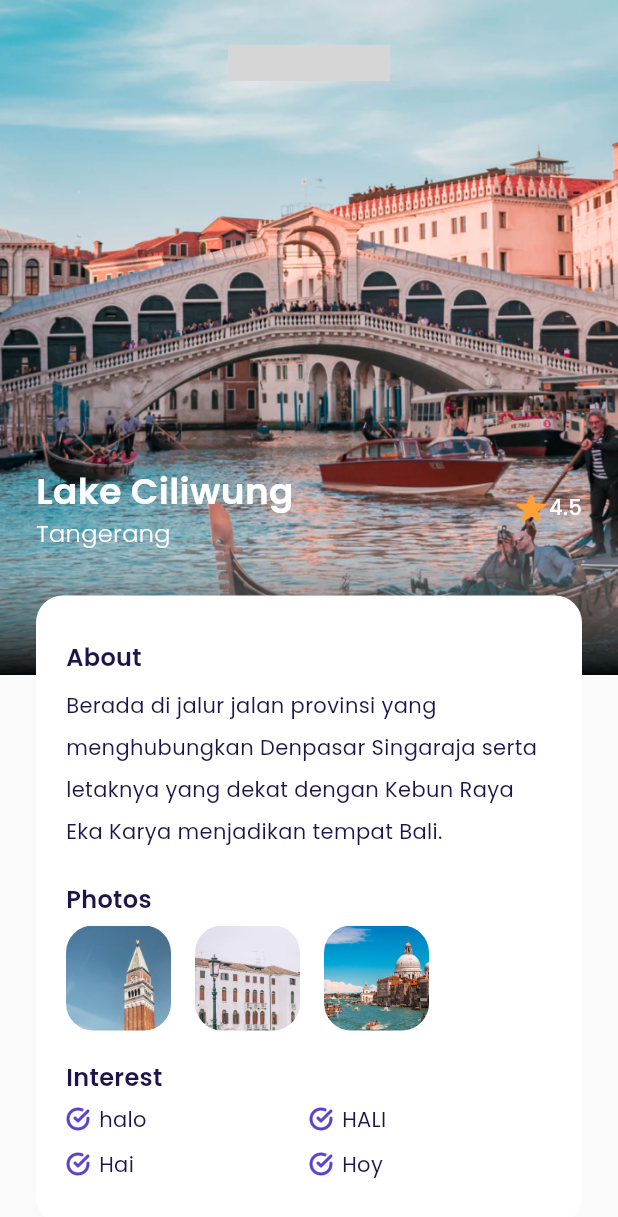
After one commit to kingslyDev/TravelTicket, a Flutter app: the MainPage screen opened by its route, after a tap on "4.7", on a phone screen of 412 x 824 dp. The commit adds this screen. Shown: the top 1217 px of the screen. Run offline on Flutter 3.47's test engine with Material 3 defaults, Android fonts, the phone set to English and light mode, and no system bars; our stand-ins replace google_fonts; grey boxes are pictures that could not be loaded.

Commit message:
detailpage

```diff
--- /dev/null
+++ b/lib/ui/screens/detail_page.dart
@@ -0,0 +1,236 @@
+import "package:flutter/material.dart";
+import "package:travelticket/shared/themes.dart";
+import "package:travelticket/widgets/interest_item.dart";
+import "package:travelticket/widgets/photo_item.dart";
+
+class DetailPage extends StatelessWidget {
+  const DetailPage({Key? key}) : super(key: key);
+
+  @override
+  Widget build(BuildContext context) {
+    Widget backgroundImage() {
+      return Container(
+        width: double.infinity,
+        height: 450,
+        decoration: BoxDecoration(
+          image: DecorationImage(
+            fit: BoxFit.cover,
+            image: AssetImage('assets/img_destination1.png'),
+          ),
+        ),
+      );
+    }
+
+    Widget customShadow() {
+      return Container(
+        width: double.infinity,
+        height: 214,
+        margin: EdgeInsets.only(
+          top: 236,
+        ),
+        decoration: BoxDecoration(
+          gradient: LinearGradient(
+            begin: Alignment.center,
+            end: Alignment.bottomCenter,
+            colors: [
+              kWhiteColor.withOpacity(0),
+              Colors.black.withOpacity(0.95),
+            ],
+          ),
+        ),
+      );
+    }
+
+    Widget content() {
+      return Container(
+        width: double.infinity,
+        margin: EdgeInsets.symmetric(
+          horizontal: defaultMargin,
+        ),
+        child: Column(
+          children: [
+            // NOTE
+            Container(
+              width: 108,
+              height: 24,
+              margin: EdgeInsets.only(
+                top: 30,
+              ),
+              decoration: BoxDecoration(
+                image: DecorationImage(
+                  image: AssetImage('assets/ic_emblem.png'),
+                ),
+              ),
+            ),
+            Container(
+              margin: EdgeInsets.only(
+                top: 256,
+              ),
+              child: Row(
+                children: [
+                  Expanded(
+                    child: Column(
+                      crossAxisAlignment: CrossAxisAlignment.start,
+                      children: [
+                        Text(
+                          'Lake Ciliwung',
+                          style: whiteTextStyle.copyWith(
+                            fontWeight: semiBold,
+                            fontSize: 24,
+                          ),
+                          overflow: TextOverflow.clip,
+                        ),
+                        Text(
+                          'Tangerang',
+                          style: whiteTextStyle.copyWith(
+                            fontWeight: light,
+                            fontSize: 16,
+                          ),
+                        )
+                      ],
+                    ),
+                  ),
+                  Row(
+                    mainAxisAlignment: MainAxisAlignment.center,
+                    crossAxisAlignment: CrossAxisAlignment.center,
+                    children: [
+                      Container(
+                        margin: EdgeInsets.only(right: 2),
+                        width: 20,
+                        height: 20,
+                        decoration: BoxDecoration(
+                          image: DecorationImage(
+                            image: AssetImage('assets/ic_star.png'),
+                          ),
+                        ),
+                      ),
+                      Text(
+                        '4.5',
+                        style: whiteTextStyle.copyWith(
+                          fontSize: 14,
+                          fontWeight: medium,
+                        ),
+                      )
+                    ],
+                  ),
+                ],
+              ),
+            ),
+
+            // NOTE
+            Container(
+              width: double.infinity,
+              margin: EdgeInsets.only(
+                top: 30,
+              ),
+              padding: EdgeInsets.symmetric(
+                horizontal: 20,
+                vertical: 30,
+              ),
+              decoration: BoxDecoration(
+                color: kWhiteColor,
+                borderRadius: BorderRadius.circular(18),
+              ),
+              child: Column(
+                crossAxisAlignment: CrossAxisAlignment.start,
+                children: [
+                  // Judul
+                  Text(
+                    'About',
+                    style: blackTextStyle.copyWith(
+                      fontSize: 16,
+                      fontWeight: semiBold,
+                    ),
+                  ),
+                  SizedBox(
+                    height: 6,
+                  ),
+                  Text(
+                    'Berada di jalur jalan provinsi yang menghubungkan Denpasar Singaraja serta letaknya yang dekat dengan Kebun Raya Eka Karya menjadikan tempat Bali.',
+                    style: blackTextStyle.copyWith(
+                      fontSize: 14,
+                      height: 2,
+                    ),
+                  ),
+                  SizedBox(
+                    height: 20,
+                  ),
+
+                  Text(
+                    'Photos',
+                    style: blackTextStyle.copyWith(
+                      fontSize: 16,
+                      fontWeight: semiBold,
+                    ),
+                  ),
+                  SizedBox(
+                    height: 6,
+                  ),
+                  Row(
+                    children: [
+                      PhotoItem(imgUrl: 'assets/img_photo1.png'),
+                      PhotoItem(imgUrl: 'assets/img_photo2.png'),
+                      PhotoItem(imgUrl: 'assets/img_photo3.png'),
+                    ],
+                  ),
+                  SizedBox(
+                    height: 20,
+                  ),
+                  Text(
+                    'Interest',
+                    style: blackTextStyle.copyWith(
+                      fontSize: 16,
+                      fontWeight: semiBold,
+                    ),
+                  ),
+                  SizedBox(
+                    height: 6,
+                  ),
+                  Row(
+                    children: [
+                      InterestItem(desc: 'halo'),
+                      InterestItem(desc: 'HALI'),
+                    ],
+                  ),
+                  SizedBox(
+                    height: 10,
+                  ),
+                  Row(
+                    children: [
+                      InterestItem(desc: 'Hai'),
+                      InterestItem(desc: 'Hoy'),
+                    ],
+                  ),
+                ],
+              ),
+            ),
+            Container(
+              width: double.infinity,
+              margin: EdgeInsets.only(
+                top: 30,
+              ),
+              child: Row(
+                children: [
+                  Column()
+                ],
+              ),
+            ),
+          ],
+        ),
+      );
+    }
+
+    return Scaffold(
+      backgroundColor: kBackgroundColor,
+      body: SingleChildScrollView(
+        child: Stack(
+          children: [
+            backgroundImage(),
+            customShadow(),
+            content(),
+          ],
+        ),
+      ),
+    );
+  }
+}
--- a/lib/widgets/custom_card_destination.dart
+++ b/lib/widgets/custom_card_destination.dart
@@ -1,4 +1,5 @@
 import 'package:flutter/material.dart';
+import 'package:travelticket/ui/screens/detail_page.dart';
 import '../shared/themes.dart';
 
 class CustomCardDestination extends StatelessWidget {
@@ -17,7 +18,16 @@ class CustomCardDestination extends StatelessWidget {
 
   @override
   Widget build(BuildContext context) {
-    return Container(
+    return GestureDetector(
+      onTap: () {
+        Navigator.push(
+          context,
+          MaterialPageRoute(
+            builder: (context) => DetailPage(),
+          ),
+        );
+      },
+      child: Container(
         width: 200,
         height: 323,
         margin: EdgeInsets.only(
@@ -107,6 +117,7 @@ class CustomCardDestination extends StatelessWidget {
             ),
           ],
         ),
+      ),
     );
   }
 }
--- /dev/null
+++ b/lib/widgets/interest_item.dart
@@ -0,0 +1,39 @@
+import 'package:flutter/material.dart';
+import 'package:travelticket/shared/themes.dart';
+
+class InterestItem extends StatelessWidget {
+  final String desc;
+
+  const InterestItem({
+    Key? key,
+    required this.desc,
+  }) : super(key: key);
+
+  @override
+  Widget build(BuildContext context) {
+    return Expanded(
+      child: Row(
+        children: [
+          Container(
+            width: 16,
+            height: 16,
+            margin: EdgeInsets.only(
+              right: 6,
+            ),
+            decoration: BoxDecoration(
+              image: DecorationImage(
+                fit: BoxFit.cover,
+                image: AssetImage('assets/ic_check.png'),
+              ),
+            ),
+          ),
+          Text(
+            desc,
+            style: blackTextStyle,
+          )
+        ],
+      ),
+    );
+    ;
+  }
+}
--- /dev/null
+++ b/lib/widgets/photo_item.dart
@@ -0,0 +1,28 @@
+import 'package:flutter/material.dart';
+
+class PhotoItem extends StatelessWidget {
+  final String imgUrl;
+
+  const PhotoItem({
+    Key? key,
+    required this.imgUrl,
+  }) : super(key: key);
+
+  @override
+  Widget build(BuildContext context) {
+    return Container(
+      width: 70,
+      height: 70,
+      margin: EdgeInsets.only(
+        right: 16,
+      ),
+      decoration: BoxDecoration(
+        image: DecorationImage(
+          fit: BoxFit.cover,
+          image: AssetImage(imgUrl),
+        ),
+        borderRadius: BorderRadius.circular(18),
+      ),
+    );
+  }
+}
```
Also changed, not shown: 1 other file. Lines whose indentation alone changed are shown as unchanged.
